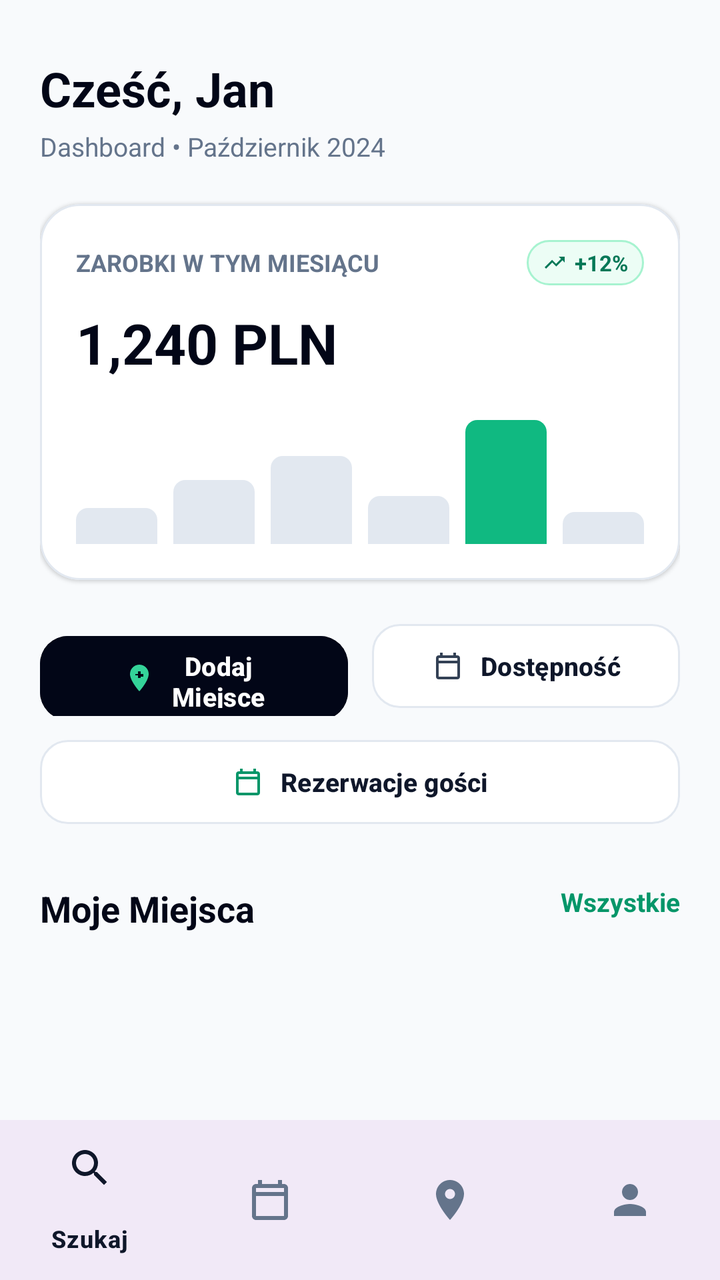
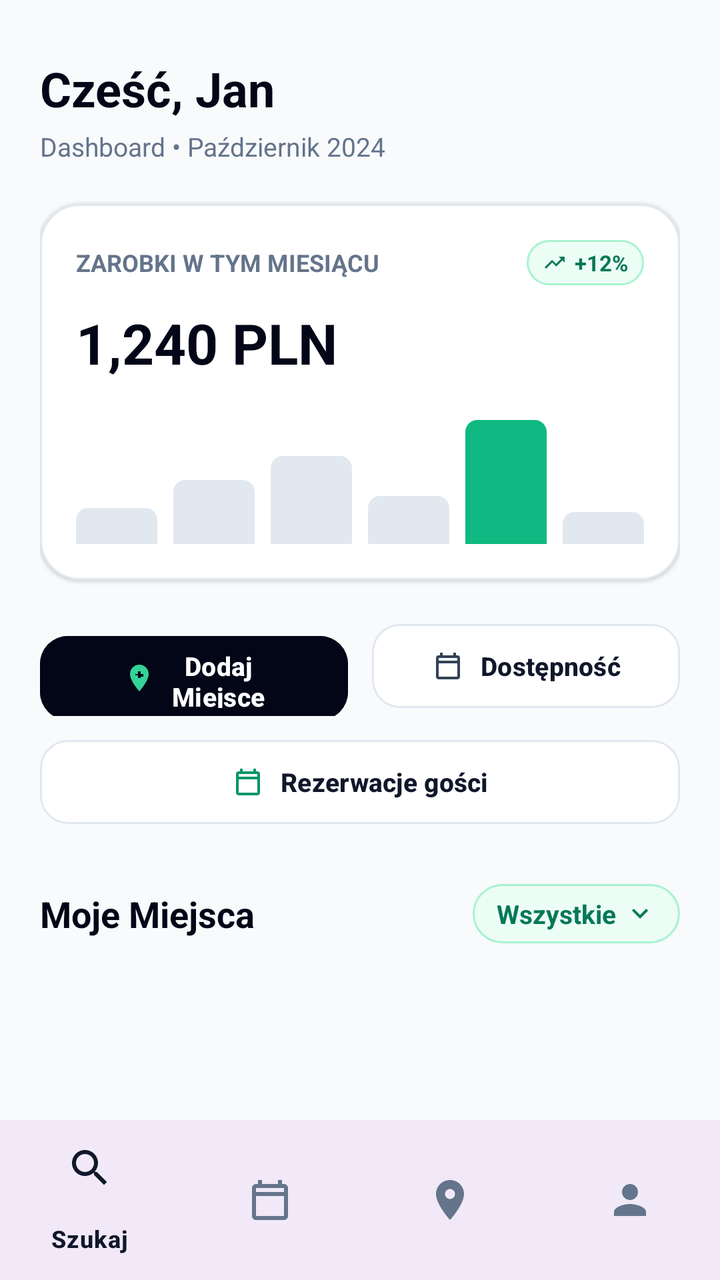

Compare the two renders of this Android layout. The source of the first and the diff that turns it into the second are given below.
<!-- AndroidManifest.xml: application theme Theme.Project -->
<!-- res/layout/activity_places.xml -->
<?xml version="1.0" encoding="utf-8"?>
<androidx.constraintlayout.widget.ConstraintLayout xmlns:android="http://schemas.android.com/apk/res/android"
    xmlns:app="http://schemas.android.com/apk/res-auto"
    xmlns:tools="http://schemas.android.com/tools"
    android:id="@+id/main"
    android:layout_width="match_parent"
    android:layout_height="match_parent"
    android:background="@color/brand_slate_50"
    tools:context=".ui.PlacesActivity">

    <ScrollView
        android:layout_width="0dp"
        android:layout_height="0dp"
        android:fillViewport="true"
        android:overScrollMode="never"
        app:layout_constraintBottom_toTopOf="@id/bottom_navigation"
        app:layout_constraintEnd_toEndOf="parent"
        app:layout_constraintStart_toStartOf="parent"
        app:layout_constraintTop_toTopOf="parent">

        <LinearLayout
            android:layout_width="match_parent"
            android:layout_height="wrap_content"
            android:orientation="vertical"
            android:paddingHorizontal="20dp"
            android:paddingTop="28dp"
            android:paddingBottom="24dp">

            
            <TextView
                android:id="@+id/text_greeting"
                android:layout_width="wrap_content"
                android:layout_height="wrap_content"
                android:text="@string/user_greeting"
                android:textColor="@color/brand_slate_950"
                android:textSize="24sp"
                android:textStyle="bold" />

            <TextView
                android:id="@+id/text_subtitle"
                android:layout_width="wrap_content"
                android:layout_height="wrap_content"
                android:layout_marginTop="4dp"
                android:text="@string/dashboard_subtitle"
                android:textColor="@color/brand_slate_500"
                android:textSize="13sp" />

            
            <com.google.android.material.card.MaterialCardView
                android:id="@+id/card_earnings"
                android:layout_width="match_parent"
                android:layout_height="wrap_content"
                android:layout_marginTop="20dp"
                android:clickable="true"
                android:focusable="true"
                android:foreground="?android:attr/selectableItemBackground"
                app:cardBackgroundColor="@color/card_background"
                app:cardCornerRadius="20dp"
                app:cardElevation="1dp"
                app:strokeColor="@color/brand_slate_200"
                app:strokeWidth="1dp">

                <LinearLayout
                    android:layout_width="match_parent"
                    android:layout_height="wrap_content"
                    android:orientation="vertical"
                    android:padding="18dp">

                    <RelativeLayout
                        android:layout_width="match_parent"
                        android:layout_height="wrap_content">

                        <TextView
                            android:layout_width="wrap_content"
                            android:layout_height="wrap_content"
                            android:layout_alignParentStart="true"
                            android:layout_centerVertical="true"
                            android:text="@string/earnings_title"
                            android:textColor="@color/brand_slate_500"
                            android:textSize="12sp"
                            android:textStyle="bold" />

                        
                        <LinearLayout
                            android:layout_width="wrap_content"
                            android:layout_height="wrap_content"
                            android:layout_alignParentEnd="true"
                            android:background="@drawable/bg_badge_emerald"
                            android:gravity="center"
                            android:orientation="horizontal"
                            android:paddingHorizontal="8dp"
                            android:paddingVertical="4dp">

                            <ImageView
                                android:layout_width="12dp"
                                android:layout_height="12dp"
                                android:contentDescription="@string/earnings_growth"
                                android:src="@drawable/ic_arrow_up"
                                app:tint="@color/brand_emerald_700" />

                            <TextView
                                android:layout_width="wrap_content"
                                android:layout_height="wrap_content"
                                android:layout_marginStart="4dp"
                                android:text="@string/earnings_growth"
                                android:textColor="@color/brand_emerald_700"
                                android:textSize="11sp"
                                android:textStyle="bold" />
                        </LinearLayout>
                    </RelativeLayout>

                    <TextView
                        android:id="@+id/text_earnings_value"
                        android:layout_width="wrap_content"
                        android:layout_height="wrap_content"
                        android:layout_marginTop="10dp"
                        android:text="@string/earnings_value"
                        android:textColor="@color/brand_slate_950"
                        android:textSize="28sp"
                        android:textStyle="bold" />

                    
                    <LinearLayout
                        android:layout_width="match_parent"
                        android:layout_height="64dp"
                        android:layout_marginTop="18dp"
                        android:gravity="bottom"
                        android:orientation="horizontal">

                        <View
                            android:layout_width="0dp"
                            android:layout_height="18dp"
                            android:layout_marginEnd="8dp"
                            android:layout_weight="1"
                            android:background="@drawable/bg_bar_chart_slate" />

                        <View
                            android:layout_width="0dp"
                            android:layout_height="32dp"
                            android:layout_marginEnd="8dp"
                            android:layout_weight="1"
                            android:background="@drawable/bg_bar_chart_slate" />

                        <View
                            android:layout_width="0dp"
                            android:layout_height="44dp"
                            android:layout_marginEnd="8dp"
                            android:layout_weight="1"
                            android:background="@drawable/bg_bar_chart_slate" />

                        <View
                            android:layout_width="0dp"
                            android:layout_height="24dp"
                            android:layout_marginEnd="8dp"
                            android:layout_weight="1"
                            android:background="@drawable/bg_bar_chart_slate" />

                        <View
                            android:layout_width="0dp"
                            android:layout_height="62dp"
                            android:layout_marginEnd="8dp"
                            android:layout_weight="1"
                            android:background="@drawable/bg_bar_chart_emerald" />

                        <View
                            android:layout_width="0dp"
                            android:layout_height="16dp"
                            android:layout_weight="1"
                            android:background="@drawable/bg_bar_chart_slate" />
                    </LinearLayout>
                </LinearLayout>
            </com.google.android.material.card.MaterialCardView>

            
            <LinearLayout
                android:layout_width="match_parent"
                android:layout_height="wrap_content"
                android:layout_marginTop="18dp"
                android:orientation="horizontal">

                <com.google.android.material.button.MaterialButton
                    android:id="@+id/btn_add_place"
                    android:layout_width="0dp"
                    android:layout_height="50dp"
                    android:layout_marginEnd="6dp"
                    android:layout_weight="1"
                    android:backgroundTint="@color/brand_slate_950"
                    android:elevation="2dp"
                    android:text="@string/btn_add_place"
                    android:textAllCaps="false"
                    android:textColor="@color/white"
                    android:textSize="13sp"
                    android:textStyle="bold"
                    app:cornerRadius="14dp"
                    app:icon="@drawable/ic_add_location"
                    app:iconGravity="textStart"
                    app:iconSize="16dp"
                    app:iconTint="@color/brand_emerald_400" />

                <com.google.android.material.button.MaterialButton
                    android:id="@+id/btn_availability"
                    android:layout_width="0dp"
                    android:layout_height="50dp"
                    android:layout_marginStart="6dp"
                    android:layout_weight="1"
                    android:backgroundTint="@color/card_background"
                    android:elevation="1dp"
                    android:text="@string/btn_availability"
                    android:textAllCaps="false"
                    android:textColor="@color/brand_slate_900"
                    android:textSize="13sp"
                    android:textStyle="bold"
                    app:cornerRadius="14dp"
                    app:icon="@drawable/ic_calendar"
                    app:iconGravity="textStart"
                    app:iconSize="16dp"
                    app:iconTint="@color/brand_slate_700"
                    app:strokeColor="@color/brand_slate_200"
                    app:strokeWidth="1dp" />
            </LinearLayout>

            <com.google.android.material.button.MaterialButton
                android:id="@+id/btn_owner_reservations"
                android:layout_width="match_parent"
                android:layout_height="50dp"
                android:layout_marginTop="8dp"
                android:backgroundTint="@color/card_background"
                android:elevation="1dp"
                android:text="@string/btn_owner_reservations"
                android:textAllCaps="false"
                android:textColor="@color/brand_slate_900"
                android:textSize="13sp"
                android:textStyle="bold"
                app:cornerRadius="14dp"
                app:icon="@drawable/ic_reservations"
                app:iconGravity="textStart"
                app:iconSize="16dp"
                app:iconTint="@color/brand_emerald_600"
                app:strokeColor="@color/brand_slate_200"
                app:strokeWidth="1dp" />

            
            <RelativeLayout
                android:layout_width="match_parent"
                android:layout_height="wrap_content"
                android:layout_marginTop="26dp">

                <TextView
                    android:layout_width="wrap_content"
                    android:layout_height="wrap_content"
                    android:layout_alignParentStart="true"
                    android:text="@string/my_places_title"
                    android:textColor="@color/brand_slate_950"
                    android:textSize="18sp"
                    android:textStyle="bold" />

                <TextView
                    android:layout_width="wrap_content"
                    android:layout_height="wrap_content"
                    android:layout_alignParentEnd="true"
                    android:text="@string/link_all"
                    android:textColor="@color/brand_emerald_600"
                    android:textSize="13sp"
                    android:textStyle="bold" />
            </RelativeLayout>

            
            <LinearLayout
                android:id="@+id/container_my_places"
                android:layout_width="match_parent"
                android:layout_height="wrap_content"
                android:layout_marginTop="12dp"
                android:orientation="vertical" />

        </LinearLayout>
    </ScrollView>

    <com.google.android.material.bottomnavigation.BottomNavigationView
        android:id="@+id/bottom_navigation"
        android:layout_width="0dp"
        android:layout_height="wrap_content"
        android:background="?android:attr/windowBackground"
        app:layout_constraintBottom_toBottomOf="parent"
        app:layout_constraintEnd_toEndOf="parent"
        app:layout_constraintStart_toStartOf="parent"
        app:menu="@menu/bottom_nav_menu" />

</androidx.constraintlayout.widget.ConstraintLayout>
<!-- resources referenced by this layout -->
<resources>
  <color name="brand_emerald_400">#34D399</color>
  <color name="brand_emerald_600">#059669</color>
  <color name="brand_emerald_700">#047857</color>
  <color name="brand_slate_200">#E2E8F0</color>
  <color name="brand_slate_50">#F8FAFC</color>
  <color name="brand_slate_500">#64748B</color>
  <color name="brand_slate_700">#334155</color>
  <color name="brand_slate_900">#0F172A</color>
  <color name="brand_slate_950">#020617</color>
  <color name="card_background">#FFFFFF</color>
  <color name="white">#FFFFFFFF</color>
  <!-- drawable bg_badge_emerald (drawable) -->
  <?xml version="1.0" encoding="utf-8"?>
  <shape xmlns:android="http://schemas.android.com/apk/res/android"
      android:shape="rectangle">
      <solid android:color="@color/brand_emerald_50" />
      <stroke
          android:width="1dp"
          android:color="@color/brand_emerald_200" />
      <corners android:radius="999dp" />
  </shape>
  <!-- drawable bg_bar_chart_emerald (drawable) -->
  <?xml version="1.0" encoding="utf-8"?>
  <shape xmlns:android="http://schemas.android.com/apk/res/android"
      android:shape="rectangle">
      <solid android:color="@color/brand_emerald_500" />
      <corners
          android:topLeftRadius="6dp"
          android:topRightRadius="6dp" />
  </shape>
  <!-- drawable bg_bar_chart_slate (drawable) -->
  <?xml version="1.0" encoding="utf-8"?>
  <shape xmlns:android="http://schemas.android.com/apk/res/android"
      android:shape="rectangle">
      <solid android:color="@color/brand_slate_200" />
      <corners
          android:topLeftRadius="6dp"
          android:topRightRadius="6dp" />
  </shape>
  <string name="btn_add_place">Dodaj Miejsce</string>
  <string name="btn_availability">Dostępność</string>
  <string name="btn_owner_reservations">Rezerwacje gości</string>
  <string name="dashboard_subtitle">Dashboard • Październik 2024</string>
  <string name="earnings_growth">+12%</string>
  <string name="earnings_title">ZAROBKI W TYM MIESIĄCU</string>
  <string name="earnings_value">1,240 PLN</string>
  <string name="link_all">Wszystkie</string>
  <string name="my_places_title">Moje Miejsca</string>
  <string name="user_greeting">Cześć, Jan</string>
  <style name="Theme.Project" parent="Base.Theme.Project" />
  <color name="brand_emerald_50">#ECFDF5</color>
  <color name="brand_emerald_200">#A7F3D0</color>
  <color name="brand_emerald_500">#10B981</color>
  <style name="Base.Theme.Project" parent="Theme.Material3.DayNight.NoActionBar">
          <item name="bottomNavigationStyle">@style/Widget.App.BottomNavigationView</item>
      </style>
  <style name="Widget.App.BottomNavigationView" parent="Widget.Material3.BottomNavigationView">
          <item name="itemActiveIndicatorStyle">@style/Widget.App.BottomNavActiveIndicator</item>
          <item name="itemIconTint">@color/bottom_nav_item_color</item>
          <item name="itemTextColor">@color/bottom_nav_item_color</item>
      </style>
  <style name="Widget.App.BottomNavActiveIndicator" parent="Widget.Material3.BottomNavigationView.ActiveIndicator">
          <item name="android:color">@color/green_mint_pill</item>
      </style>
  <color name="green_mint_pill">#52F7A9</color>
  <!-- unchanged entries left out for length: 4 -->
</resources>

<!-- the commit's change to res/layout/activity_places.xml (unified diff, before → after) -->
@@ -249,19 +249,45 @@
                     android:layout_width="wrap_content"
                     android:layout_height="wrap_content"
                     android:layout_alignParentStart="true"
+                    android:layout_centerVertical="true"
+                    android:layout_toStartOf="@id/btn_places_filter"
                     android:text="@string/my_places_title"
                     android:textColor="@color/brand_slate_950"
                     android:textSize="18sp"
                     android:textStyle="bold" />
 
-                <TextView
+                <LinearLayout
+                    android:id="@+id/btn_places_filter"
                     android:layout_width="wrap_content"
                     android:layout_height="wrap_content"
                     android:layout_alignParentEnd="true"
-                    android:text="@string/link_all"
-                    android:textColor="@color/brand_emerald_600"
-                    android:textSize="13sp"
-                    android:textStyle="bold" />
+                    android:layout_centerVertical="true"
+                    android:background="@drawable/bg_badge_emerald"
+                    android:clickable="true"
+                    android:focusable="true"
+                    android:foreground="?attr/selectableItemBackground"
+                    android:gravity="center_vertical"
+                    android:orientation="horizontal"
+                    android:paddingHorizontal="12dp"
+                    android:paddingVertical="6dp">
+
+                    <TextView
+                        android:id="@+id/text_places_filter_label"
+                        android:layout_width="wrap_content"
+                        android:layout_height="wrap_content"
+                        android:text="@string/link_all"
+                        android:textColor="@color/brand_emerald_700"
+                        android:textSize="13sp"
+                        android:textStyle="bold" />
+
+                    <ImageView
+                        android:layout_width="16dp"
+                        android:layout_height="16dp"
+                        android:layout_marginStart="4dp"
+                        android:contentDescription="@string/places_filter_dialog_title"
+                        android:src="@drawable/ic_expand_more"
+                        app:tint="@color/brand_emerald_700" />
+                </LinearLayout>
             </RelativeLayout>
 
             
<!-- resource entries referenced after the edit -->
@@ -39,6 +39,17 @@
           android:topLeftRadius="6dp"
           android:topRightRadius="6dp" />
   </shape>
+  <!-- drawable ic_expand_more (drawable) -->
+  <?xml version="1.0" encoding="utf-8"?>
+  <vector xmlns:android="http://schemas.android.com/apk/res/android"
+      android:width="24dp"
+      android:height="24dp"
+      android:viewportWidth="24"
+      android:viewportHeight="24">
+      <path
+          android:fillColor="#FF000000"
+          android:pathData="M16.59,8.59L12,13.17 7.41,8.59 6,10l6,6 6,-6z" />
+  </vector>
   <string name="btn_add_place">Dodaj Miejsce</string>
   <string name="btn_availability">Dostępność</string>
   <string name="btn_owner_reservations">Rezerwacje gości</string>
@@ -48,6 +59,7 @@
   <string name="earnings_value">1,240 PLN</string>
   <string name="link_all">Wszystkie</string>
   <string name="my_places_title">Moje Miejsca</string>
+  <string name="places_filter_dialog_title">Filtruj moje miejsca</string>
   <string name="user_greeting">Cześć, Jan</string>
   <style name="Theme.Project" parent="Base.Theme.Project" />
   <color name="brand_emerald_50">#ECFDF5</color>
